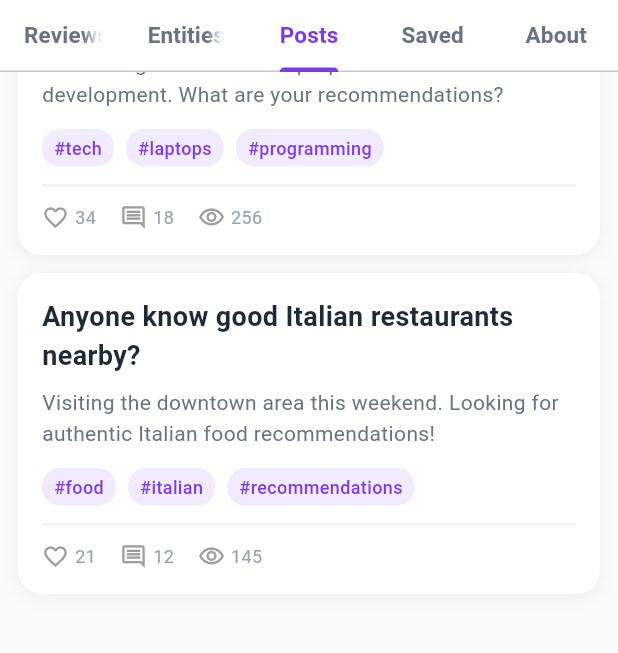
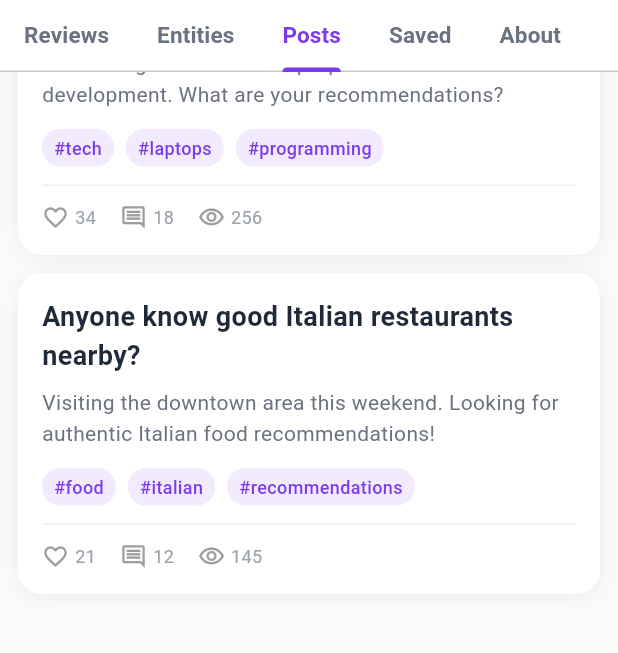
Before and after one commit to Mahamudul42/reviewinn_project, a Flutter app: the UserProfileScreen screen opened directly, tab 3 chosen, scrolled down 576 dp, on a phone screen of 412 x 824 dp, the part 84-737 px from its top. Run offline on Flutter 3.47's test engine with Material 3 defaults, Android fonts, the light colour scheme and no system bars; our stand-ins replace cached_network_image, flutter_rating_bar, flutter_secure_storage, image_picker, share_plus, shared_preferences; accounts and stored records are empty; network calls fail.

Commit message:
phase3_fix

```diff
--- a/reviewinn-mobile/lib/screens/user_profile_screen.dart
+++ b/reviewinn-mobile/lib/screens/user_profile_screen.dart
@@ -286,6 +286,9 @@ class _UserProfileScreenState extends State<UserProfileScreen> with SingleTicker
                         fontWeight: FontWeight.bold,
                         fontSize: 15,
                       ),
+                      isScrollable: true,
+                      tabAlignment: TabAlignment.start,
+                      labelPadding: const EdgeInsets.symmetric(horizontal: 16),
                       tabs: const [
                         Tab(text: 'Reviews'),
                         Tab(text: 'Entities'),
```
